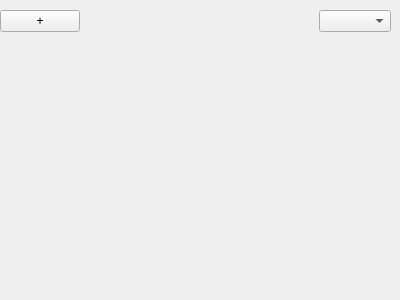
First picture: the form in src/pySUMOQt/Designer/GraphWidget.ui, repository pySUMO/pysumo, before the edit.
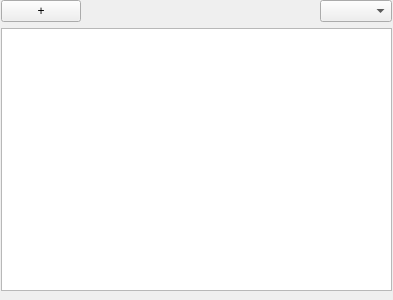
Second picture: the form after the edit.

Commit message: More Qt Magic for GraphWidget

Patch:
```diff
--- a/src/pySUMOQt/Designer/GraphWidget.ui
+++ b/src/pySUMOQt/Designer/GraphWidget.ui
@@ -6,7 +6,7 @@
    <rect>
     <x>0</x>
     <y>0</y>
-    <width>400</width>
+    <width>393</width>
     <height>300</height>
    </rect>
   </property>
@@ -16,10 +16,10 @@
   <widget class="QWidget" name="">
    <property name="geometry">
     <rect>
-     <x>0</x>
-     <y>10</y>
+     <x>1</x>
+     <y>0</y>
      <width>391</width>
-     <height>281</height>
+     <height>291</height>
     </rect>
    </property>
    <layout class="QGridLayout" name="gridLayout">
@@ -47,7 +47,7 @@
      <widget class="QComboBox" name="comboBox"/>
     </item>
     <item row="1" column="0" colspan="3">
-     <widget class="QWidget" name="widget" native="true"/>
+     <widget class="QGraphicsView" name="graphicsView"/>
     </item>
    </layout>
   </widget>
```
The commit also changes 3 other files.
